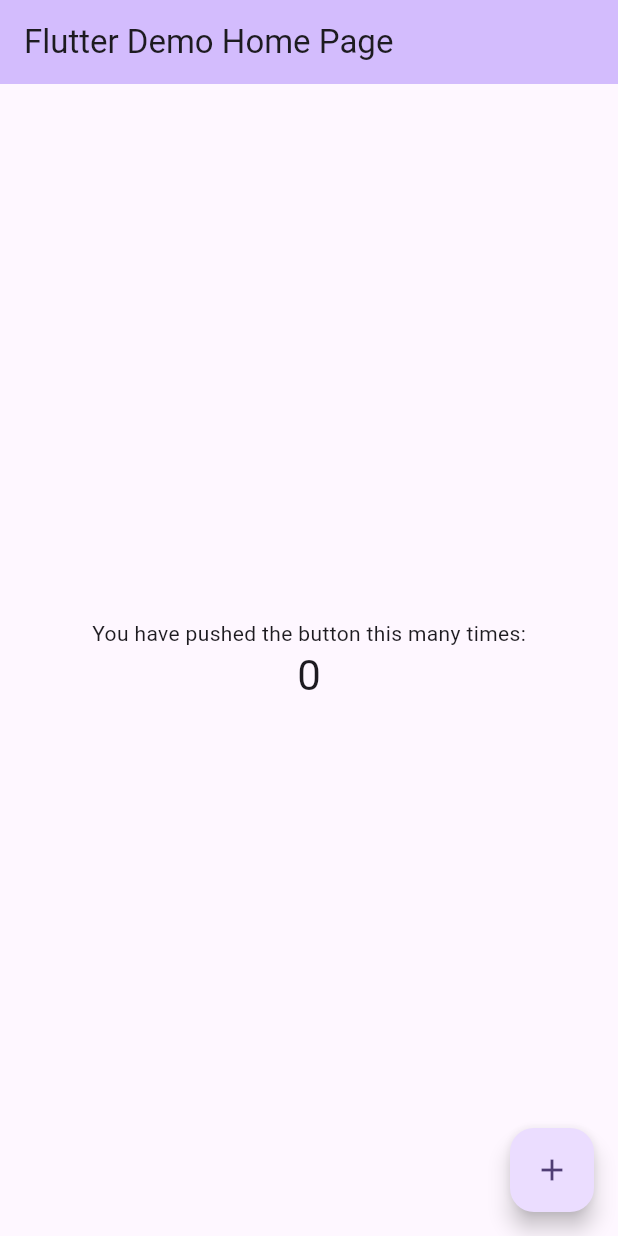
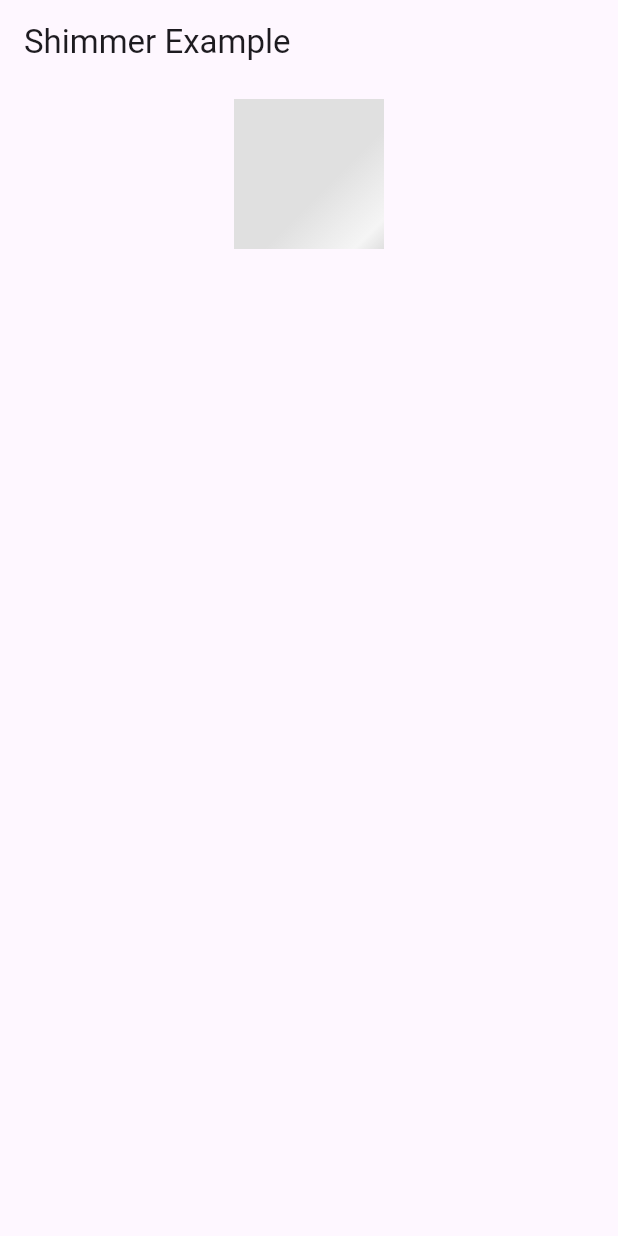
Before and after one commit to Oauth-Celestial/ultimate_extension, a Flutter app: the screen it shows after launch, on a phone screen of 412 x 824 dp. Run offline on Flutter 3.47's test engine with Material 3 defaults, Android fonts, the phone set to English and light mode, and no system bars.

Commit message:
Added widget and function extension

```diff
--- a/example/analysis_options.yaml
+++ b/example/analysis_options.yaml
@@ -1,28 +1,28 @@
-# This file configures the analyzer, which statically analyzes Dart code to
-# check for errors, warnings, and lints.
-#
-# The issues identified by the analyzer are surfaced in the UI of Dart-enabled
-# IDEs (https://dart.dev/tools#ides-and-editors). The analyzer can also be
-# invoked from the command line by running `flutter analyze`.
+# # This file configures the analyzer, which statically analyzes Dart code to
+# # check for errors, warnings, and lints.
+# #
+# # The issues identified by the analyzer are surfaced in the UI of Dart-enabled
+# # IDEs (https://dart.dev/tools#ides-and-editors). The analyzer can also be
+# # invoked from the command line by running `flutter analyze`.
 
-# The following line activates a set of recommended lints for Flutter apps,
-# packages, and plugins designed to encourage good coding practices.
-include: package:flutter_lints/flutter.yaml
+# # The following line activates a set of recommended lints for Flutter apps,
+# # packages, and plugins designed to encourage good coding practices.
+# include: package:flutter_lints/flutter.yaml
 
-linter:
-  # The lint rules applied to this project can be customized in the
-  # section below to disable rules from the `package:flutter_lints/flutter.yaml`
-  # included above or to enable additional rules. A list of all available lints
-  # and their documentation is published at https://dart.dev/lints.
-  #
-  # Instead of disabling a lint rule for the entire project in the
-  # section below, it can also be suppressed for a single line of code
-  # or a specific dart file by using the `// ignore: name_of_lint` and
-  # `// ignore_for_file: name_of_lint` syntax on the line or in the file
-  # producing the lint.
-  rules:
-    # avoid_print: false  # Uncomment to disable the `avoid_print` rule
-    # prefer_single_quotes: true  # Uncomment to enable the `prefer_single_quotes` rule
+# linter:
+#   # The lint rules applied to this project can be customized in the
+#   # section below to disable rules from the `package:flutter_lints/flutter.yaml`
+#   # included above or to enable additional rules. A list of all available lints
+#   # and their documentation is published at https://dart.dev/lints.
+#   #
+#   # Instead of disabling a lint rule for the entire project in the
+#   # section below, it can also be suppressed for a single line of code
+#   # or a specific dart file by using the `// ignore: name_of_lint` and
+#   # `// ignore_for_file: name_of_lint` syntax on the line or in the file
+#   # producing the lint.
+#   rules:
+#     # avoid_print: false  # Uncomment to disable the `avoid_print` rule
+#     # prefer_single_quotes: true  # Uncomment to enable the `prefer_single_quotes` rule
 
-# Additional information about this file can be found at
-# https://dart.dev/guides/language/analysis-options
+# # Additional information about this file can be found at
+# # https://dart.dev/guides/language/analysis-options
--- a/example/lib/main.dart
+++ b/example/lib/main.dart
@@ -1,120 +1,39 @@
 import 'package:flutter/material.dart';
+
 import 'package:ultimate_extension/ultimate_extension.dart';
 
-void main() {
-  runApp(const MyApp());
+void main() async {
+  final result = await compute(1000).logExecution("Compute");
+  print("Result: $result");
+  runApp(MaterialApp(home: ExamplePage()));
 }
 
-class MyApp extends StatelessWidget {
-  const MyApp({super.key});
-
-  // This widget is the root of your application.
-  @override
-  Widget build(BuildContext context) {
-    return MaterialApp(
-      title: 'Flutter Demo',
-      theme: ThemeData(
-        // This is the theme of your application.
-        //
-        // TRY THIS: Try running your application with "flutter run". You'll see
-        // the application has a purple toolbar. Then, without quitting the app,
-        // try changing the seedColor in the colorScheme below to Colors.green
-        // and then invoke "hot reload" (save your changes or press the "hot
-        // reload" button in a Flutter-supported IDE, or press "r" if you used
-        // the command line to start the app).
-        //
-        // Notice that the counter didn't reset back to zero; the application
-        // state is not lost during the reload. To reset the state, use hot
-        // restart instead.
-        //
-        // This works for code too, not just values: Most code changes can be
-        // tested with just a hot reload.
-        colorScheme: ColorScheme.fromSeed(seedColor: Colors.deepPurple),
-        useMaterial3: true,
-      ),
-      home: const MyHomePage(title: 'Flutter Demo Home Page'),
-    );
-  }
+Future<int> compute(int data) async {
+  await Future.delayed(Duration(seconds: 1));
+  return data;
 }
 
-class MyHomePage extends StatefulWidget {
-  const MyHomePage({super.key, required this.title});
-
-  final String title;
-
-  @override
-  State<MyHomePage> createState() => _MyHomePageState();
-}
-
-class _MyHomePageState extends State<MyHomePage> {
-  int _counter = 0;
-  Color backgroundColor = ColorHelper.fromHex("#aabbcc");
-  String hexcode = Colors.red.toHex();
-  void _incrementCounter() async {
-    for (int i = 0; i < 1000; i++) {
-      UltimateExtension().throttle(
-          id: "Testing",
-          delay: Duration(seconds: 1),
-          action: () => yourMethod());
-    }
-  }
+class ExamplePage extends StatelessWidget {
+  const ExamplePage({Key? key}) : super(key: key);
 
   @override
   Widget build(BuildContext context) {
-    // This method is rerun every time setState is called, for instance as done
-    // by the _incrementCounter method above.
-    //
-    // The Flutter framework has been optimized to make rerunning build methods
-    // fast, so that you can just rebuild anything that needs updating rather
-    // than having to individually change instances of widgets.
     return Scaffold(
-      appBar: AppBar(
-        // TRY THIS: Try changing the color here to a specific color (to
-        // Colors.amber, perhaps?) and trigger a hot reload to see the AppBar
-        // change color while the other colors stay the same.
-        backgroundColor: Theme.of(context).colorScheme.inversePrimary,
-        // Here we take the value from the MyHomePage object that was created by
-        // the App.build method, and use it to set our appbar title.
-        title: Text(widget.title),
-      ),
-      body: Center(
-        // Center is a layout widget. It takes a single child and positions it
-        // in the middle of the parent.
-        child: Column(
-          // Column is also a layout widget. It takes a list of children and
-          // arranges them vertically. By default, it sizes itself to fit its
-          // children horizontally, and tries to be as tall as its parent.
-          //
-          // Column has various properties to control how it sizes itself and
-          // how it positions its children. Here we use mainAxisAlignment to
-          // center the children vertically; the main axis here is the vertical
-          // axis because Columns are vertical (the cross axis would be
-          // horizontal).
-          //
-          // TRY THIS: Invoke "debug painting" (choose the "Toggle Debug Paint"
-          // action in the IDE, or press "p" in the console), to see the
-          // wireframe for each widget.
-          mainAxisAlignment: MainAxisAlignment.center,
-          children: <Widget>[
-            const Text(
-              'You have pushed the button this many times:',
+        appBar: AppBar(title: const Text('Shimmer Example')),
+        body: Column(
+          children: [
+            SizedBox(
+              height: 10,
+              width: double.infinity,
             ),
-            Text(
-              '$_counter',
-              style: Theme.of(context).textTheme.headlineMedium,
-            ),
+            Builder(builder: (context) {
+              return Container(
+                decoration: BoxDecoration(color: Colors.red),
+                width: 100,
+                height: 100,
+              ).shimmer(isLoading: true);
+            })
           ],
-        ),
-      ),
-      floatingActionButton: FloatingActionButton(
-        onPressed: _incrementCounter,
-        tooltip: 'Increment',
-        child: const Icon(Icons.add),
-      ), // This trailing comma makes auto-formatting nicer for build methods.
-    );
-  }
-
-  yourMethod() {
-    print("Method called");
+        ));
   }
 }
--- a/lib/src/extension_color.dart
+++ b/lib/src/extension_color.dart
@@ -9,13 +9,6 @@ extension ColorHelper on Color {
     return Color(int.parse(buffer.toString(), radix: 16));
   }
 
-  /// Prefixes a hash sign if [leadingHashSign] is set to `true` (default is `true`).
-  String toHex({bool leadingHashSign = true}) => '${leadingHashSign ? '#' : ''}'
-      '${alpha.toRadixString(16).padLeft(2, '0')}'
-      '${red.toRadixString(16).padLeft(2, '0')}'
-      '${green.toRadixString(16).padLeft(2, '0')}'
-      '${blue.toRadixString(16).padLeft(2, '0')}';
-
   /// To generate a random Color:
   static Color getRandomColor() {
     final Random random = Random();
--- a/lib/src/extension_object.dart
+++ b/lib/src/extension_object.dart
@@ -13,11 +13,9 @@ extension ObjectExtension on Object? {
     return runtimeType;
   }
 
-  void log() => devtools.log(toString());
-
   /// Convert to build in data types
   /// double data = "12344.5".tryConvertTo<double>();
-  tryConvertTo<T>() {
+  T tryConvertTo<T>() {
     try {
       return this as T;
     } catch (e) {
--- a/lib/ultimate_extension.dart
+++ b/lib/ultimate_extension.dart
@@ -1,5 +1,6 @@
 library ultimate_extension;
 
+export 'widgets/shimmer_widget.dart';
 import 'dart:async';
 import 'dart:convert';
 
@@ -11,9 +12,11 @@ import 'package:flutter/material.dart';
 import 'package:flutter/widgets.dart';
 import 'dart:developer' as devtools show log;
 
+import 'package:ultimate_extension/widgets/shimmer_widget.dart';
+
 part 'src/extension_color.dart';
 part 'src/extension_img.dart';
-part 'src/extension_int.dart';
+part 'src/extension_num.dart';
 part 'src/extension_iterable.dart';
 part 'src/extension_map.dart';
 part 'src/extension_object.dart';
--- /dev/null
+++ b/lib/widgets/shimmer_widget.dart
@@ -0,0 +1,63 @@
+import 'package:flutter/material.dart';
+
+class ShimmerWidget extends StatefulWidget {
+  final Widget child;
+  AlignmentGeometry? begin;
+  AlignmentGeometry? end;
+
+  ShimmerWidget({required this.child, this.begin, this.end});
+
+  @override
+  ShimmerWidgetState createState() => ShimmerWidgetState();
+}
+
+class ShimmerWidgetState extends State<ShimmerWidget>
+    with SingleTickerProviderStateMixin {
+  late AnimationController _controller;
+
+  @override
+  void initState() {
+    super.initState();
+    _controller = AnimationController(
+      vsync: this,
+      duration: const Duration(seconds: 2),
+    )..repeat();
+  }
+
+  @override
+  void dispose() {
+    _controller.dispose();
+    super.dispose();
+  }
+
+  @override
+  Widget build(BuildContext context) {
+    return AnimatedBuilder(
+      animation: _controller,
+      builder: (context, child) {
+        return ShaderMask(
+          shaderCallback: (bounds) {
+            final gradient = LinearGradient(
+              begin: widget.begin ?? Alignment.topLeft,
+              end: widget.end ?? Alignment.bottomRight,
+              colors: [
+                Colors.grey.shade300,
+                Colors.grey.shade100,
+                Colors.grey.shade300,
+              ],
+              stops: [
+                _controller.value - 0.3,
+                _controller.value,
+                _controller.value + 0.3,
+              ],
+            );
+            return gradient.createShader(bounds);
+          },
+          blendMode: BlendMode.srcATop,
+          child: widget.child,
+        );
+      },
+      child: widget.child,
+    );
+  }
+}
```
Also changed, not shown: lib/src/extension_functions.dart (+7 -22 lines), lib/src/extension_num.dart (renamed from lib/src/extension_int.dart, +32 -8 lines), lib/src/extension_widget.dart (+15 -0 lines), lib/src/ultimate_extension_manager.dart (+1 -15 lines), lib/widgets/size_provider_widget.dart (added, +38 -0 lines), example/pubspec.lock, 4 other files.
